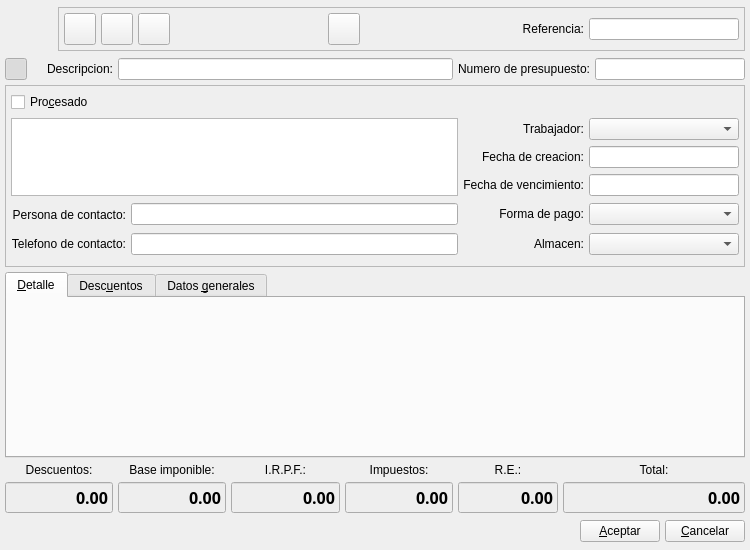
Above: bulmages/bulmafact/src/presupuestoclientebase.ui from eboladev/Bulmages-1 before the change. Below: the same form after it.
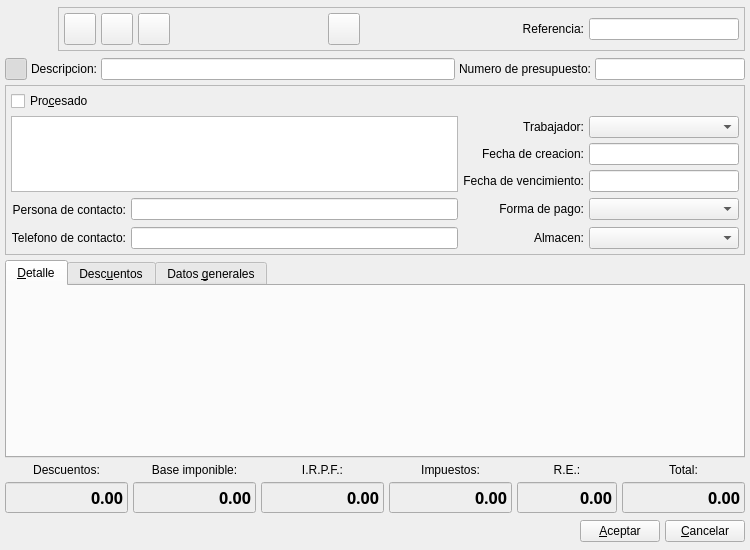
That is the form after the change. Icons and pictures are not drawn. Custom widgets are drawn as their Qt base class.

Diff of the .ui file:
```diff
--- a/bulmages/bulmafact/src/presupuestoclientebase.ui
+++ b/bulmages/bulmafact/src/presupuestoclientebase.ui
@@ -41,7 +41,7 @@
    <property name="verticalSpacing" >
     <number>5</number>
    </property>
-   <item row="0" column="0" colspan="8" >
+   <item row="0" column="0" colspan="6" >
     <layout class="QHBoxLayout" >
      <property name="spacing" >
       <number>5</number>
@@ -309,7 +309,7 @@
         <item>
          <widget class="QLabel" name="label6" >
           <property name="sizePolicy" >
-           <sizepolicy vsizetype="Preferred" hsizetype="Preferred" >
+           <sizepolicy vsizetype="Fixed" hsizetype="Preferred" >
             <horstretch>0</horstretch>
             <verstretch>0</verstretch>
            </sizepolicy>
@@ -343,7 +343,9 @@
      </item>
     </layout>
    </item>
-   <item row="1" column="0" >
+   <item row="1" column="0" colspan="6" >
+    <layout class="QHBoxLayout" >
+     <item>
     <widget class="QToolButton" name="mui_detalles" >
      <property name="minimumSize" >
       <size>
@@ -386,10 +388,10 @@
      </property>
     </widget>
    </item>
-   <item row="1" column="1" >
+     <item>
     <widget class="QLabel" name="label8" >
      <property name="sizePolicy" >
-      <sizepolicy vsizetype="Preferred" hsizetype="Preferred" >
+        <sizepolicy vsizetype="Fixed" hsizetype="Preferred" >
        <horstretch>0</horstretch>
        <verstretch>0</verstretch>
       </sizepolicy>
@@ -400,9 +402,12 @@
      <property name="alignment" >
       <set>Qt::AlignRight|Qt::AlignTrailing|Qt::AlignVCenter</set>
      </property>
-    </widget>
-   </item>
-   <item row="1" column="2" colspan="3" >
+       <property name="buddy" >
+        <cstring>mui_descpresupuesto</cstring>
+       </property>
+      </widget>
+     </item>
+     <item>
     <widget class="QLineEdit" name="mui_descpresupuesto" >
      <property name="sizePolicy" >
       <sizepolicy vsizetype="Preferred" hsizetype="Expanding" >
@@ -415,10 +420,10 @@
      </property>
     </widget>
    </item>
-   <item row="1" column="5" colspan="2" >
+     <item>
     <widget class="QLabel" name="label7" >
      <property name="sizePolicy" >
-      <sizepolicy vsizetype="Preferred" hsizetype="Preferred" >
+        <sizepolicy vsizetype="Fixed" hsizetype="Preferred" >
        <horstretch>0</horstretch>
        <verstretch>0</verstretch>
       </sizepolicy>
@@ -429,9 +434,12 @@
      <property name="alignment" >
       <set>Qt::AlignRight|Qt::AlignTrailing|Qt::AlignVCenter</set>
      </property>
-    </widget>
-   </item>
-   <item row="1" column="7" >
+       <property name="buddy" >
+        <cstring>mui_numpresupuesto</cstring>
+       </property>
+      </widget>
+     </item>
+     <item>
     <widget class="QLineEdit" name="mui_numpresupuesto" >
      <property name="sizePolicy" >
       <sizepolicy vsizetype="Preferred" hsizetype="Preferred" >
@@ -445,9 +453,17 @@
        <height>0</height>
       </size>
      </property>
-    </widget>
-   </item>
-   <item row="2" column="0" colspan="8" >
+       <property name="maximumSize" >
+        <size>
+         <width>150</width>
+         <height>16777215</height>
+        </size>
+       </property>
+      </widget>
+     </item>
+    </layout>
+   </item>
+   <item row="2" column="0" colspan="6" >
     <widget class="QFrame" name="frame" >
      <property name="sizePolicy" >
       <sizepolicy vsizetype="Preferred" hsizetype="Expanding" >
@@ -457,8 +473,8 @@
      </property>
      <property name="minimumSize" >
       <size>
-       <width>16</width>
-       <height>182</height>
+       <width>0</width>
+       <height>0</height>
       </size>
      </property>
      <property name="frameShape" >
@@ -504,6 +520,12 @@
           <height>0</height>
          </size>
         </property>
+        <property name="maximumSize" >
+         <size>
+          <width>150</width>
+          <height>16777215</height>
+         </size>
+        </property>
        </widget>
       </item>
       <item rowspan="3" row="1" column="0" colspan="2" >
@@ -555,7 +577,20 @@
        </widget>
       </item>
       <item row="2" column="3" colspan="2" >
-       <widget class="BusquedaFecha" name="mui_fpresupuesto" />
+       <widget class="BusquedaFecha" name="mui_fpresupuesto" >
+        <property name="minimumSize" >
+         <size>
+          <width>150</width>
+          <height>0</height>
+         </size>
+        </property>
+        <property name="maximumSize" >
+         <size>
+          <width>150</width>
+          <height>16777215</height>
+         </size>
+        </property>
+       </widget>
       </item>
       <item row="3" column="2" >
        <widget class="QLabel" name="label11" >
@@ -574,7 +609,20 @@
        </widget>
       </item>
       <item row="3" column="3" colspan="2" >
-       <widget class="BusquedaFecha" name="mui_vencpresupuesto" />
+       <widget class="BusquedaFecha" name="mui_vencpresupuesto" >
+        <property name="minimumSize" >
+         <size>
+          <width>150</width>
+          <height>0</height>
+         </size>
+        </property>
+        <property name="maximumSize" >
+         <size>
+          <width>150</width>
+          <height>16777215</height>
+         </size>
+        </property>
+       </widget>
       </item>
       <item row="4" column="0" >
        <widget class="QLabel" name="label9" >
@@ -628,10 +676,23 @@
        </widget>
       </item>
       <item row="4" column="3" colspan="2" >
-       <widget class="BusquedaFormaPago" name="mui_idforma_pago" />
+       <widget class="BusquedaFormaPago" name="mui_idforma_pago" >
+        <property name="maximumSize" >
+         <size>
+          <width>150</width>
+          <height>16777215</height>
+         </size>
+        </property>
+       </widget>
       </item>
       <item row="5" column="0" >
        <widget class="QLabel" name="label14" >
+        <property name="sizePolicy" >
+         <sizepolicy vsizetype="Fixed" hsizetype="Preferred" >
+          <horstretch>0</horstretch>
+          <verstretch>0</verstretch>
+         </sizepolicy>
+        </property>
         <property name="text" >
          <string>Telefono de contacto:</string>
         </property>
@@ -670,12 +731,25 @@
        </widget>
       </item>
       <item row="5" column="3" colspan="2" >
-       <widget class="BusquedaAlmacen" name="mui_idalmacen" />
+       <widget class="BusquedaAlmacen" name="mui_idalmacen" >
+        <property name="minimumSize" >
+         <size>
+          <width>150</width>
+          <height>0</height>
+         </size>
+        </property>
+        <property name="maximumSize" >
+         <size>
+          <width>150</width>
+          <height>16777215</height>
+         </size>
+        </property>
+       </widget>
       </item>
      </layout>
     </widget>
    </item>
-   <item row="3" column="0" colspan="8" >
+   <item row="3" column="0" colspan="6" >
     <widget class="QTabWidget" name="m_general" >
      <property name="sizePolicy" >
       <sizepolicy vsizetype="Expanding" hsizetype="Expanding" >
@@ -787,7 +861,7 @@
      </widget>
     </widget>
    </item>
-   <item row="4" column="0" colspan="2" >
+   <item row="4" column="0" >
     <widget class="QLabel" name="label3" >
      <property name="sizePolicy" >
       <sizepolicy vsizetype="Preferred" hsizetype="Preferred" >
@@ -803,7 +877,7 @@
      </property>
     </widget>
    </item>
-   <item row="4" column="2" >
+   <item row="4" column="1" >
     <widget class="QLabel" name="label2" >
      <property name="sizePolicy" >
       <sizepolicy vsizetype="Preferred" hsizetype="Preferred" >
@@ -819,7 +893,7 @@
      </property>
     </widget>
    </item>
-   <item row="4" column="3" >
+   <item row="4" column="2" >
     <widget class="QLabel" name="label4_3" >
      <property name="sizePolicy" >
       <sizepolicy vsizetype="Preferred" hsizetype="Preferred" >
@@ -835,7 +909,7 @@
      </property>
     </widget>
    </item>
-   <item row="4" column="4" >
+   <item row="4" column="3" >
     <widget class="QLabel" name="label4" >
      <property name="sizePolicy" >
       <sizepolicy vsizetype="Preferred" hsizetype="Preferred" >
@@ -851,7 +925,7 @@
      </property>
     </widget>
    </item>
-   <item row="4" column="5" >
+   <item row="4" column="4" >
     <widget class="QLabel" name="label4_2" >
      <property name="sizePolicy" >
       <sizepolicy vsizetype="Preferred" hsizetype="Preferred" >
@@ -873,7 +947,7 @@
      </property>
     </widget>
    </item>
-   <item row="4" column="6" colspan="2" >
+   <item row="4" column="5" >
     <widget class="QLabel" name="label1" >
      <property name="sizePolicy" >
       <sizepolicy vsizetype="Preferred" hsizetype="Expanding" >
@@ -889,7 +963,7 @@
      </property>
     </widget>
    </item>
-   <item row="5" column="0" colspan="2" >
+   <item row="5" column="0" >
     <widget class="QLineEdit" name="m_totalDiscounts" >
      <property name="enabled" >
       <bool>true</bool>
@@ -998,7 +1072,7 @@
      </property>
     </widget>
    </item>
-   <item row="5" column="2" >
+   <item row="5" column="1" >
     <widget class="QLineEdit" name="m_totalBases" >
      <property name="sizePolicy" >
       <sizepolicy vsizetype="Fixed" hsizetype="Fixed" >
@@ -1077,7 +1151,7 @@
      </property>
     </widget>
    </item>
-   <item row="5" column="3" >
+   <item row="5" column="2" >
     <widget class="QLineEdit" name="m_totalIRPF" >
      <property name="sizePolicy" >
       <sizepolicy vsizetype="Fixed" hsizetype="Fixed" >
@@ -1156,7 +1230,7 @@
      </property>
     </widget>
    </item>
-   <item row="5" column="4" >
+   <item row="5" column="3" >
     <widget class="QLineEdit" name="m_totalTaxes" >
      <property name="sizePolicy" >
       <sizepolicy vsizetype="Fixed" hsizetype="Fixed" >
@@ -1235,7 +1309,7 @@
      </property>
     </widget>
    </item>
-   <item row="5" column="5" >
+   <item row="5" column="4" >
     <widget class="QLineEdit" name="m_totalReqEq" >
      <property name="sizePolicy" >
       <sizepolicy vsizetype="Fixed" hsizetype="Fixed" >
@@ -1320,7 +1394,7 @@
      </property>
     </widget>
    </item>
-   <item row="5" column="6" colspan="2" >
+   <item row="5" column="5" >
     <widget class="QLineEdit" name="m_totalPresupuestoCliente" >
      <property name="enabled" >
       <bool>true</bool>
@@ -1408,7 +1482,7 @@
      </property>
     </widget>
    </item>
-   <item row="6" column="0" colspan="8" >
+   <item row="6" column="0" colspan="6" >
     <layout class="QHBoxLayout" >
      <property name="spacing" >
       <number>5</number>
```
Left out of the diff: 24 changed lines with no effect on the pictures. Lines whose indentation alone changed are shown as unchanged.
